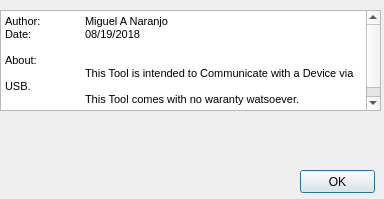
Before: the Qt Designer form Qt_C_Code_serial_communication/read_USB/about.ui in miguegallo88ss/ArduioUno-PC_USB-Communication, drawn with Qt 5.
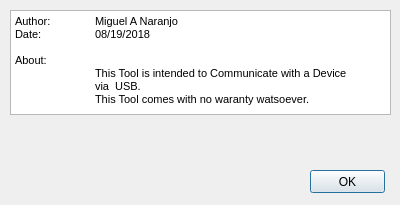
After: the same form once the commit is applied.

Diff of the .ui file:
```diff
--- a/Qt_C_Code_serial_communication/read_USB/about.ui
+++ b/Qt_C_Code_serial_communication/read_USB/about.ui
@@ -6,8 +6,8 @@
    <rect>
     <x>0</x>
     <y>0</y>
-    <width>384</width>
-    <height>199</height>
+    <width>400</width>
+    <height>205</height>
    </rect>
   </property>
   <property name="windowTitle">
@@ -19,7 +19,7 @@
   <widget class="QPushButton" name="about_ok_button">
    <property name="geometry">
     <rect>
-     <x>300</x>
+     <x>310</x>
      <y>170</y>
      <width>75</width>
      <height>23</height>
@@ -32,10 +32,10 @@
   <widget class="QWidget" name="verticalLayoutWidget">
    <property name="geometry">
     <rect>
-     <x>0</x>
+     <x>10</x>
      <y>10</y>
      <width>381</width>
-     <height>101</height>
+     <height>105</height>
     </rect>
    </property>
    <layout class="QVBoxLayout" name="About_Info_layout">
@@ -59,9 +59,9 @@
 &lt;p style=&quot; margin-top:0px; margin-bottom:0px; margin-left:0px; margin-right:0px; -qt-block-indent:0; text-indent:0px;&quot;&gt;Date:	08/19/2018&lt;/p&gt;
 &lt;p style=&quot;-qt-paragraph-type:empty; margin-top:0px; margin-bottom:0px; margin-left:0px; margin-right:0px; -qt-block-indent:0; text-indent:0px;&quot;&gt;&lt;br /&gt;&lt;/p&gt;
 &lt;p style=&quot; margin-top:0px; margin-bottom:0px; margin-left:0px; margin-right:0px; -qt-block-indent:0; text-indent:0px;&quot;&gt;About:&lt;/p&gt;
-&lt;p style=&quot; margin-top:0px; margin-bottom:0px; margin-left:0px; margin-right:0px; -qt-block-indent:0; text-indent:0px;&quot;&gt;	This Tool is intended to Communicate with a Device via USB.&lt;/p&gt;
-&lt;p style=&quot; margin-top:0px; margin-bottom:0px; margin-left:0px; margin-right:0px; -qt-block-indent:0; text-indent:0px;&quot;&gt;	This Tool comes with no waranty watsoever.&lt;/p&gt;
-&lt;p style=&quot; margin-top:0px; margin-bottom:0px; margin-left:0px; margin-right:0px; -qt-block-indent:0; text-indent:0px;&quot;&gt;	&lt;/p&gt;&lt;/body&gt;&lt;/html&gt;</string>
+&lt;p style=&quot; margin-top:0px; margin-bottom:0px; margin-left:0px; margin-right:0px; -qt-block-indent:0; text-indent:0px;&quot;&gt;	This Tool is intended to Communicate with a Device&lt;/p&gt;
+&lt;p style=&quot; margin-top:0px; margin-bottom:0px; margin-left:0px; margin-right:0px; -qt-block-indent:0; text-indent:0px;&quot;&gt;	via  USB.&lt;/p&gt;
+&lt;p style=&quot; margin-top:0px; margin-bottom:0px; margin-left:0px; margin-right:0px; -qt-block-indent:0; text-indent:0px;&quot;&gt;	This Tool comes with no waranty watsoever.&lt;/p&gt;&lt;/body&gt;&lt;/html&gt;</string>
       </property>
      </widget>
     </item>
```
Left out of the diff: 3 changed lines with no effect on the pictures.
